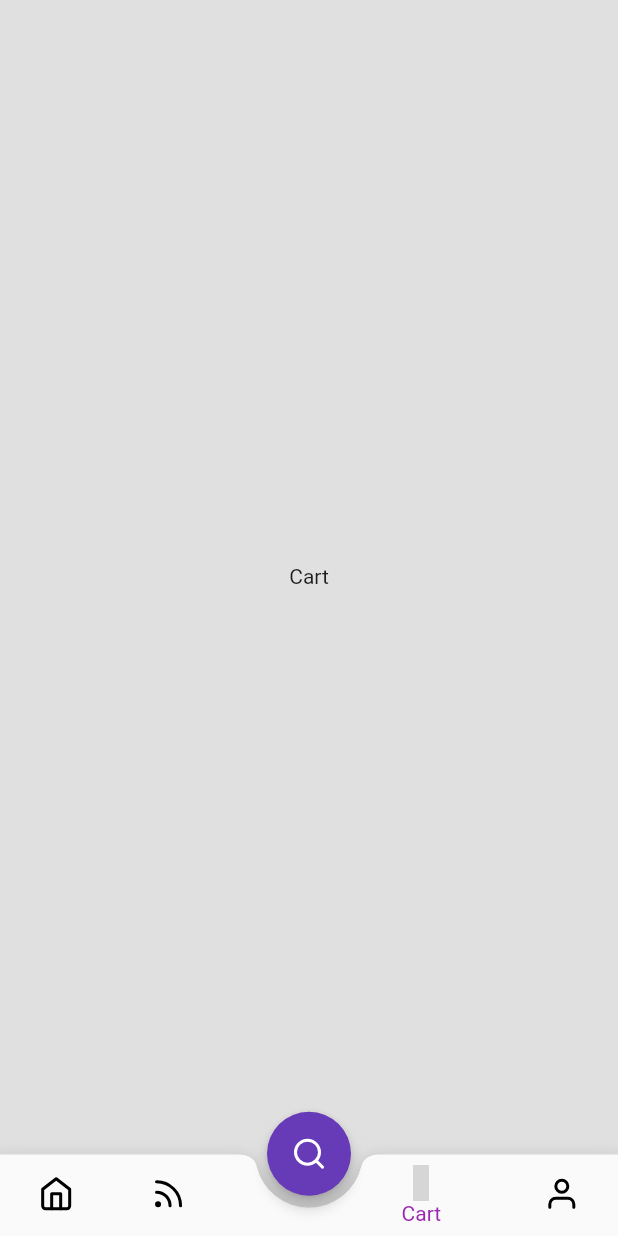
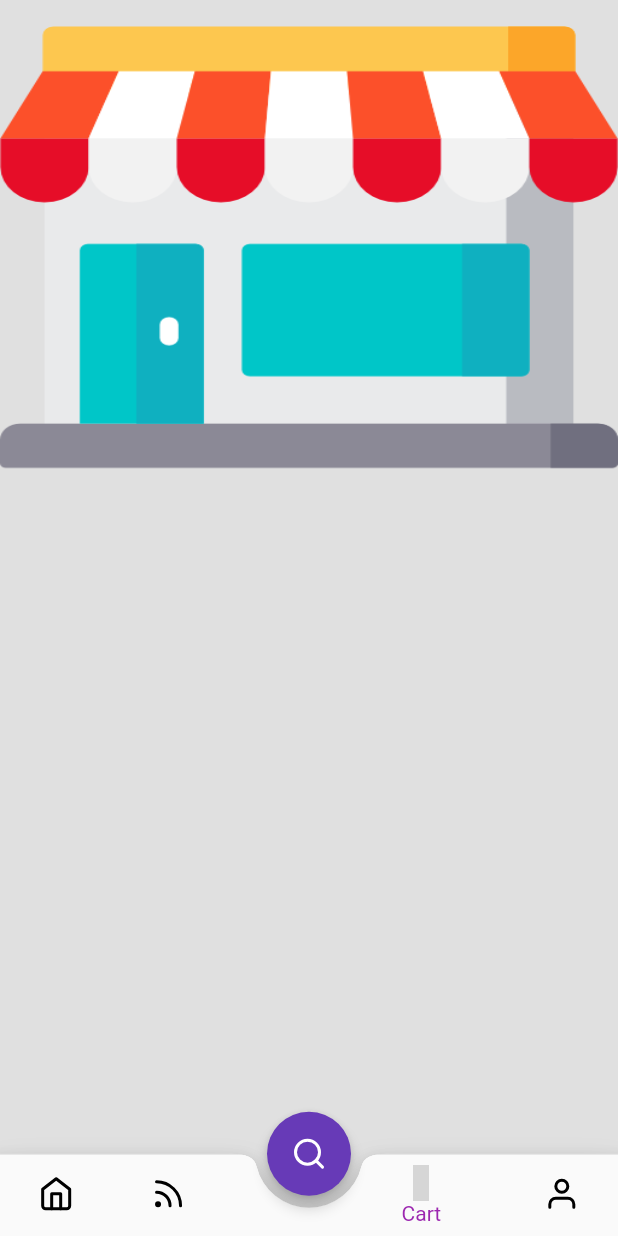
Before and after one commit to hammadthecoder/eccomerse, a Flutter app: the screen it shows after launch, item 4 of the bottom bar chosen, on a phone screen of 412 x 824 dp. Run offline on Flutter 3.47's test engine with Material 2 defaults, Android fonts, the light colour scheme and no system bars; our stand-ins replace flutter_icons, shared_preferences; missing offline and left inert: list_tile_switch; accounts and stored records are empty; network calls fail; grey boxes are pictures that could not be loaded.

```diff
--- a/lib/screens/cart.dart
+++ b/lib/screens/cart.dart
@@ -1,12 +1,13 @@
+import 'package:eccomerse/screens/cart_empty.dart';
 import 'package:flutter/material.dart';
 
 class Cart extends StatelessWidget {
+
   @override
   Widget build(BuildContext context) {
     return Scaffold(
-      body: Center(
-          child: Text('Cart')
-      ),
-    );
+      body: CartEmpty(),
+      );
+
   }
 }
--- /dev/null
+++ b/lib/screens/cart_empty.dart
@@ -0,0 +1,17 @@
+import 'package:flutter/material.dart';
+
+class CartEmpty extends StatelessWidget {
+  @override
+  Widget build(BuildContext context) {
+    return Column(children: [
+      Container(
+        width: double.infinity,
+        height: MediaQuery.of(context).size.height * 0.4,
+          decoration: const BoxDecoration(
+            image: DecorationImage(
+                fit: BoxFit.fill,
+                 image: AssetImage('assets/images/store.png'))),
+      )
+    ]);
+  }
+}
--- a/pubspec.yaml
+++ b/pubspec.yaml
@@ -62,9 +62,9 @@ flutter:
   uses-material-design: true
 
   # To add assets to your application, add an assets section, like this:
-  # assets:
-  #   - images/a_dot_burr.jpeg
-  #   - images/a_dot_ham.jpeg
+  assets:
+    - assets/images/store.png
+
 
   # An image asset can refer to one or more resolution-specific "variants", see
   # https://flutter.dev/assets-and-images/#resolution-aware.
```
Also changed, not shown: assets/images/printologo.png (added), assets/images/store.png (added), lib/generated/assets.dart (added), pubspec.lock.
